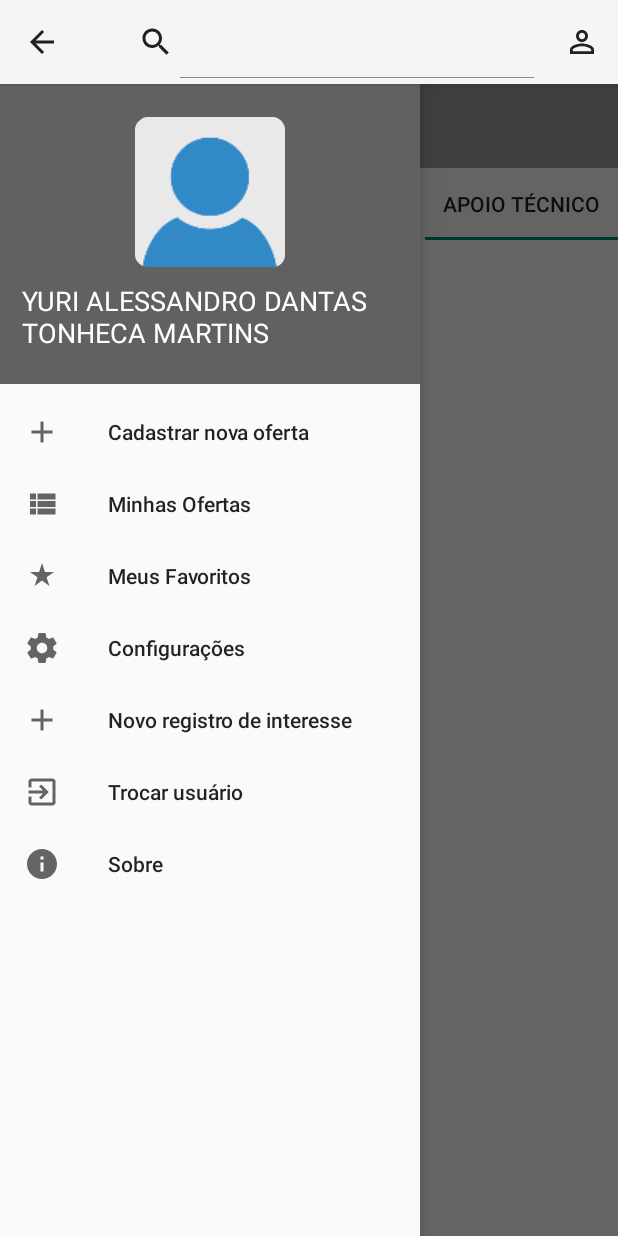
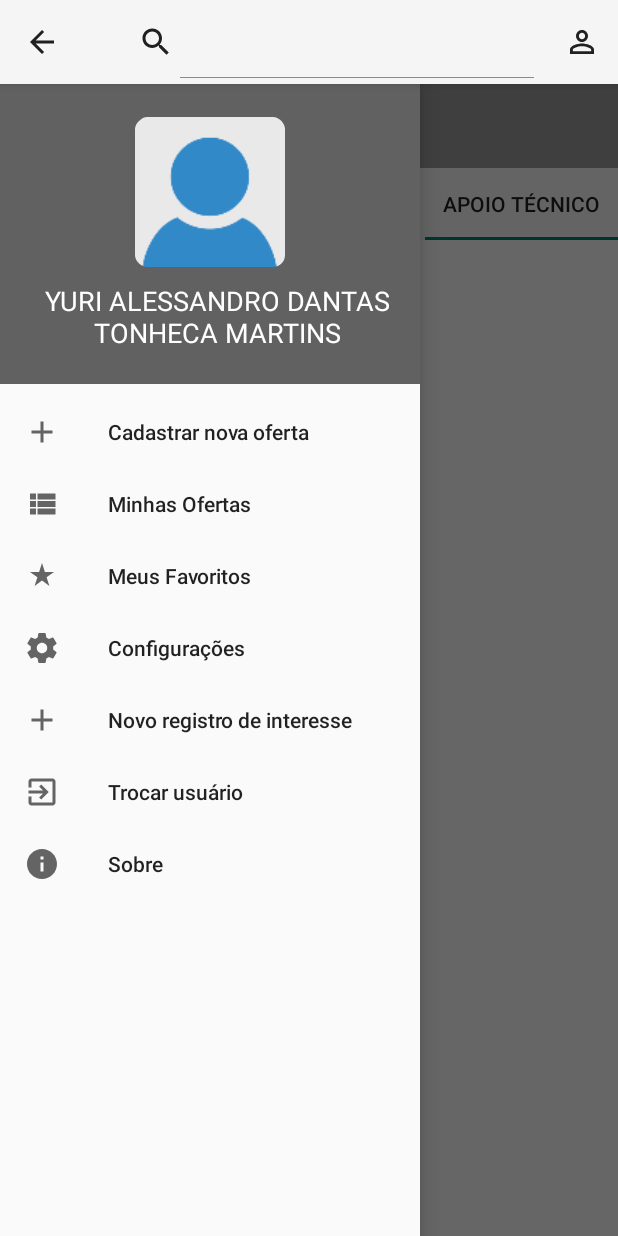
Before and after one commit to YuriAlessandro/SIGOP, an Android app: the OfferActivity screen opened directly, with no data from a screen before it, in the side drawer, after a tap on "Minhas Ofertas", on a phone screen of 412 x 824 dp. Run offline under Robolectric (Android 15) with nearby library versions, the phone set to English and light mode, and no system bars; Roboto replaces fonts that are not available here; 1 statement that could not run was skipped.

Commit message:
fix user name

```diff
--- a/app/src/main/res/layout/nav_header.xml
+++ b/app/src/main/res/layout/nav_header.xml
@@ -24,7 +24,8 @@
         android:layout_gravity="center"
         android:layout_width="wrap_content"
         android:layout_height="wrap_content"
-        android:layout_marginLeft="10dp"
+        android:paddingLeft="10dp"
         android:layout_marginTop="10dp"
+        android:textAlignment="center"
         android:text="YURI ALESSANDRO DANTAS TONHECA MARTINS"/>
 </LinearLayout>
```
